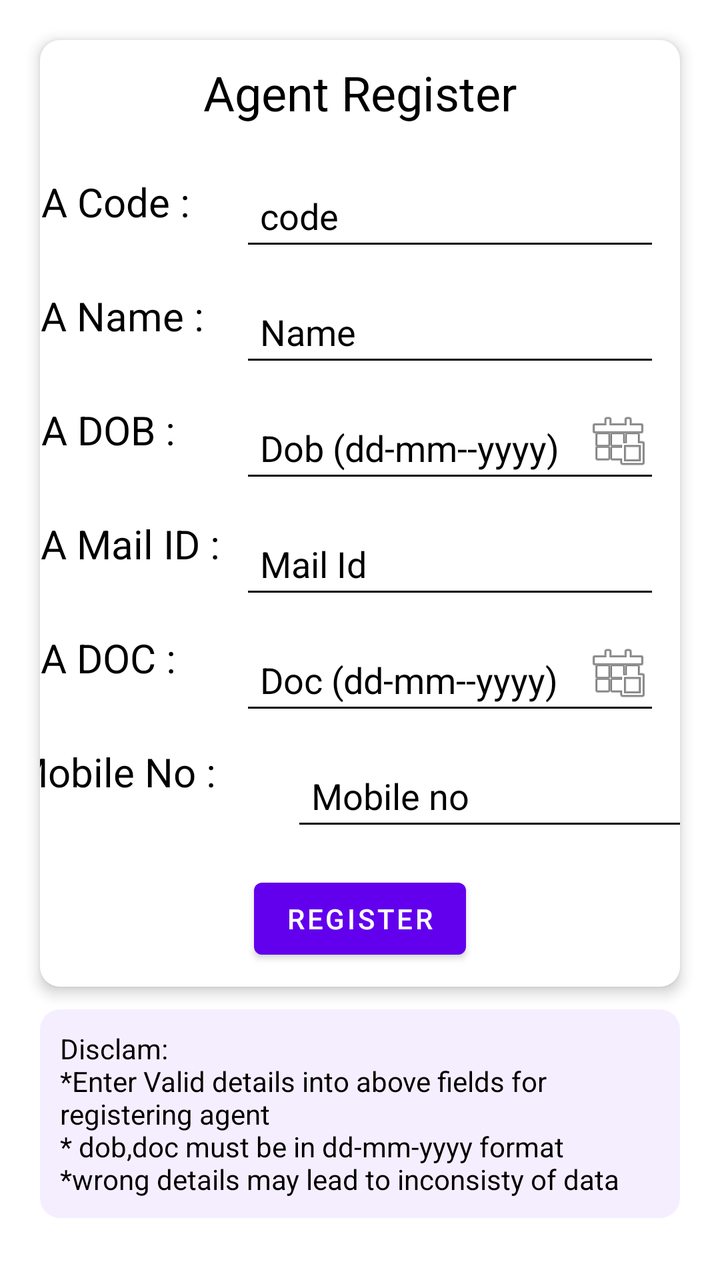
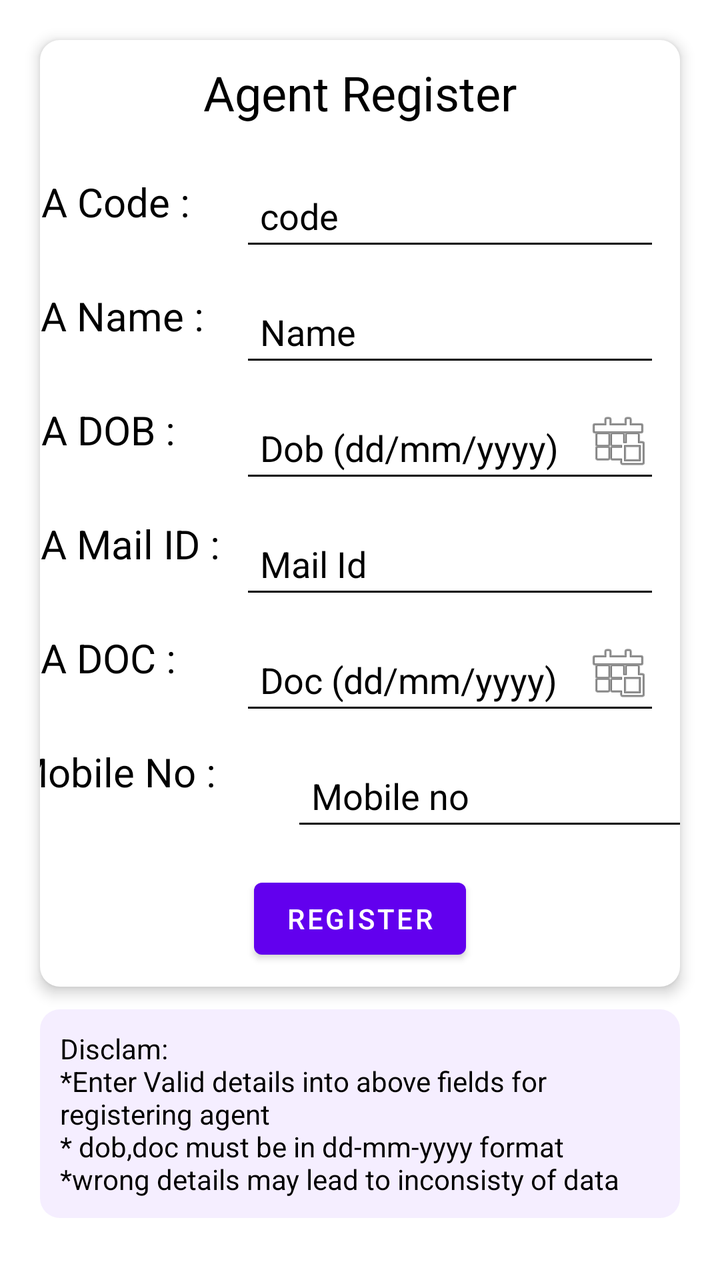

Compare the two renders of this Android layout. The source of the first and the diff that turns it into the second are given below.
<!-- AndroidManifest.xml: application theme Theme.Master -->
<!-- res/layout/agent_details_frame.xml -->
<?xml version="1.0" encoding="utf-8"?>
<androidx.constraintlayout.widget.ConstraintLayout xmlns:android="http://schemas.android.com/apk/res/android"
    xmlns:app="http://schemas.android.com/apk/res-auto"
    xmlns:tools="http://schemas.android.com/tools"
    android:layout_width="match_parent"
    android:layout_height="match_parent">

    <androidx.constraintlayout.widget.ConstraintLayout
        android:id="@+id/constraintLayout"
        android:layout_width="match_parent"
        android:layout_height="wrap_content"
        android:layout_marginStart="20dp"
        android:layout_marginTop="20dp"
        android:layout_marginEnd="20dp"
        android:background="@drawable/white_back"
        android:elevation="4dp"
        app:layout_constraintEnd_toEndOf="parent"
        app:layout_constraintHorizontal_bias="1.0"
        app:layout_constraintStart_toStartOf="parent"
        app:layout_constraintTop_toTopOf="parent">

        <TextView
            android:id="@+id/textView14"
            android:layout_width="wrap_content"
            android:layout_height="wrap_content"
            android:layout_marginTop="10dp"
            android:text="Agent Register"
            android:textColor="@color/black"
            android:textSize="24sp"
            app:layout_constraintEnd_toEndOf="parent"
            app:layout_constraintStart_toStartOf="parent"
            app:layout_constraintTop_toTopOf="parent" />

        <TextView
            android:id="@+id/IA_code"
            android:layout_width="wrap_content"
            android:layout_height="wrap_content"
            android:layout_marginStart="20dp"
            android:layout_marginTop="25dp"
            android:layout_marginEnd="51dp"
            android:text="IA Code :"
            android:textColor="@color/black"
            android:textSize="20sp"
            app:layout_constraintEnd_toStartOf="@+id/code"
            app:layout_constraintStart_toStartOf="parent"
            app:layout_constraintTop_toBottomOf="@+id/textView14" />

        <TextView
            android:id="@+id/textView3"
            android:layout_width="wrap_content"
            android:layout_height="wrap_content"
            android:layout_marginStart="20dp"
            android:layout_marginTop="30dp"
            android:layout_marginEnd="44dp"
            android:text="IA Name :"
            android:textColor="@color/black"
            android:textSize="20sp"
            app:layout_constraintEnd_toStartOf="@+id/name"
            app:layout_constraintStart_toStartOf="parent"
            app:layout_constraintTop_toBottomOf="@+id/IA_code" />

        <TextView
            android:id="@+id/textView4"
            android:layout_width="wrap_content"
            android:layout_height="wrap_content"
            android:layout_marginStart="20dp"
            android:layout_marginTop="30dp"
            android:layout_marginEnd="58dp"
            android:text="IA DOB :"
            android:textColor="@color/black"
            android:textSize="20sp"
            app:layout_constraintEnd_toStartOf="@+id/dob"
            app:layout_constraintStart_toStartOf="parent"
            app:layout_constraintTop_toBottomOf="@+id/textView3" />

        <TextView
            android:id="@+id/textView10"
            android:layout_width="wrap_content"
            android:layout_height="wrap_content"
            android:layout_marginStart="20dp"
            android:layout_marginTop="30dp"
            android:layout_marginEnd="58dp"
            android:text="IA DOC :"
            android:textColor="@color/black"
            android:textSize="20sp"
            app:layout_constraintEnd_toStartOf="@+id/doc"
            app:layout_constraintStart_toStartOf="parent"
            app:layout_constraintTop_toBottomOf="@+id/textView12" />

        <EditText
            android:id="@+id/doc"
            android:layout_width="wrap_content"
            android:layout_height="48dp"
            android:layout_marginEnd="10dp"
            android:backgroundTint="@color/black"
            android:ems="10"
            android:hint="Doc (dd-mm--yyyy)"
            android:inputType="date"
            android:paddingStart="10dp"
            android:textColor="@color/black"
            android:textColorHint="#FF000000"
            app:layout_constraintBottom_toTopOf="@+id/phno"
            app:layout_constraintEnd_toEndOf="parent"
            app:layout_constraintTop_toBottomOf="@+id/mail" />

        <EditText
            android:id="@+id/code"
            android:layout_width="wrap_content"
            android:layout_height="48dp"
            android:layout_marginTop="20dp"
            android:layout_marginEnd="10dp"
            android:layout_marginBottom="10dp"
            android:backgroundTint="#FF000000"
            android:ems="10"
            android:hint="code"
            android:inputType="textPersonName"
            android:paddingStart="10dp"
            android:textColor="@color/black"
            android:textColorHint="@color/black"
            app:layout_constraintBottom_toTopOf="@+id/name"
            app:layout_constraintEnd_toEndOf="parent"
            app:layout_constraintTop_toBottomOf="@+id/textView14" />

        <EditText
            android:id="@+id/name"
            android:layout_width="wrap_content"
            android:layout_height="48dp"
            android:layout_marginEnd="10dp"
            android:backgroundTint="#FF000000"
            android:ems="10"
            android:hint="Name"
            android:inputType="textPersonName"
            android:paddingStart="10dp"
            android:textColor="@color/black"
            android:textColorHint="@color/black"
            app:layout_constraintBottom_toTopOf="@+id/dob"
            app:layout_constraintEnd_toEndOf="parent"
            app:layout_constraintTop_toBottomOf="@+id/code" />

        <EditText
            android:id="@+id/dob"
            android:layout_width="wrap_content"
            android:layout_height="48dp"
            android:layout_marginTop="10dp"
            android:layout_marginEnd="10dp"
            android:layout_marginBottom="10dp"
            android:backgroundTint="@color/black"
            android:ems="10"
            android:hint="Dob (dd-mm--yyyy)"
            android:inputType="date"
            android:paddingStart="10dp"
            android:textColor="@color/black"
            android:textColorHint="@color/black"
            app:layout_constraintBottom_toTopOf="@+id/mail"
            app:layout_constraintEnd_toEndOf="parent"
            app:layout_constraintTop_toBottomOf="@+id/name" />

        <TextView
            android:id="@+id/textView13"
            android:layout_width="wrap_content"
            android:layout_height="wrap_content"
            android:layout_marginStart="12dp"
            android:layout_marginTop="30dp"
            android:layout_marginEnd="38dp"
            android:text="Mobile No :"
            android:textColor="@color/black"
            android:textSize="20sp"
            app:layout_constraintEnd_toStartOf="@+id/phno"
            app:layout_constraintStart_toStartOf="parent"
            app:layout_constraintTop_toBottomOf="@+id/textView10" />

        <TextView
            android:id="@+id/textView12"
            android:layout_width="wrap_content"
            android:layout_height="wrap_content"
            android:layout_marginStart="20dp"
            android:layout_marginTop="30dp"
            android:layout_marginEnd="36dp"
            android:text="IA Mail ID :"
            android:textColor="@color/black"
            android:textSize="20sp"
            app:layout_constraintEnd_toStartOf="@+id/mail"
            app:layout_constraintStart_toStartOf="parent"
            app:layout_constraintTop_toBottomOf="@+id/textView4" />

        <EditText
            android:id="@+id/mail"
            android:layout_width="wrap_content"
            android:layout_height="48dp"
            android:layout_marginEnd="10dp"
            android:layout_marginBottom="10dp"
            android:backgroundTint="@color/black"
            android:ems="10"
            android:hint="Mail Id"
            android:inputType="textEmailAddress"
            android:paddingStart="10dp"
            android:textColor="@color/black"
            android:textColorHint="@color/black"
            app:layout_constraintBottom_toTopOf="@+id/doc"
            app:layout_constraintEnd_toEndOf="parent"
            app:layout_constraintTop_toBottomOf="@+id/dob" />

        <Button
            android:id="@+id/button"
            android:layout_width="wrap_content"
            android:layout_height="wrap_content"
            android:layout_marginTop="15dp"
            android:layout_marginBottom="10dp"
            android:text="Register"
            app:layout_constraintBottom_toBottomOf="parent"
            app:layout_constraintEnd_toEndOf="parent"
            app:layout_constraintStart_toStartOf="parent"
            app:layout_constraintTop_toBottomOf="@+id/phno" />

        <EditText
            android:id="@+id/phno"
            android:layout_width="wrap_content"
            android:layout_height="48dp"
            android:layout_marginTop="10dp"
            android:layout_marginEnd="10dp"
            android:backgroundTint="@color/black"
            android:ems="10"
            android:hint="Mobile no"
            android:inputType="textPersonName"
            android:paddingStart="10dp"
            android:textColor="@color/black"
            android:textColorHint="@color/black"
            app:layout_constraintEnd_toEndOf="parent"
            app:layout_constraintStart_toEndOf="@+id/textView13"
            app:layout_constraintTop_toBottomOf="@+id/doc" />

        <ImageView
            android:id="@+id/imageView2"
            android:layout_width="wrap_content"
            android:layout_height="wrap_content"
            android:layout_marginTop="5dp"
            android:layout_marginEnd="5dp"
            app:layout_constraintBottom_toBottomOf="@+id/dob"
            app:layout_constraintEnd_toEndOf="@+id/dob"
            app:layout_constraintTop_toBottomOf="@+id/name"
            app:srcCompat="@android:drawable/ic_menu_today" />

        <ImageView
            android:id="@+id/imageView8"
            android:layout_width="wrap_content"
            android:layout_height="wrap_content"
            android:layout_marginEnd="5dp"
            android:layout_marginBottom="5dp"
            app:layout_constraintBottom_toBottomOf="@+id/doc"
            app:layout_constraintEnd_toEndOf="@+id/doc"
            app:layout_constraintTop_toTopOf="@+id/doc"
            app:srcCompat="@android:drawable/ic_menu_today" />

    </androidx.constraintlayout.widget.ConstraintLayout>

    <TextView
        android:id="@+id/textView16"
        android:layout_width="320dp"
        android:layout_height="wrap_content"
        android:layout_marginBottom="20dp"
        android:background="@drawable/button_back"
        android:padding="10dp"
        android:text="@string/disclame"
        android:textColor="@color/black"
        app:layout_constraintBottom_toBottomOf="parent"
        app:layout_constraintEnd_toEndOf="parent"
        app:layout_constraintStart_toStartOf="parent"
        app:layout_constraintTop_toBottomOf="@+id/constraintLayout" />

</androidx.constraintlayout.widget.ConstraintLayout>
<!-- resources referenced by this layout -->
<resources>
  <color name="black">#FF000000</color>
  <!-- drawable button_back (drawable) -->
  <?xml version="1.0" encoding="utf-8"?>
  <shape xmlns:android="http://schemas.android.com/apk/res/android"
      android:shape="rectangle">
      <solid android:color="#F5EEFF"/>
      <corners android:radius="10dp"/>
  
  </shape>
  <!-- drawable white_back (drawable) -->
  <?xml version="1.0" encoding="utf-8"?>
  <shape xmlns:android="http://schemas.android.com/apk/res/android"
      android:shape="rectangle">
      <solid android:color="#ffffff"/>
      <corners android:radius="10sp"/>
  </shape>
  <string name="disclame">Disclam:\n*Enter Valid details into above fields for registering agent\n* dob,doc must be in dd-mm-yyyy format\n*wrong details may lead to inconsisty of data</string>
  <style name="Theme.Master" parent="Theme.MaterialComponents.DayNight.DarkActionBar">
          
          <item name="colorPrimary">@color/purple_500</item>
          <item name="colorPrimaryVariant">@color/purple_700</item>
          <item name="colorOnPrimary">@color/white</item>
          
          <item name="colorSecondary">@color/teal_200</item>
          <item name="colorSecondaryVariant">@color/teal_700</item>
          <item name="colorOnSecondary">@color/black</item>
          
          <item name="android:statusBarColor">?attr/colorPrimaryVariant</item>
          
      </style>
  <color name="purple_500">#FF6200EE</color>
  <color name="purple_700">#FF3700B3</color>
  <color name="white">#FFFFFFFF</color>
  <color name="teal_200">#FF03DAC5</color>
  <color name="teal_700">#FF018786</color>
</resources>

<!-- the commit's change to res/layout/agent_details_frame.xml (unified diff, before → after) -->
@@ -94,7 +94,7 @@
             android:layout_marginEnd="10dp"
             android:backgroundTint="@color/black"
             android:ems="10"
-            android:hint="Doc (dd-mm--yyyy)"
+            android:hint="Doc (dd/mm/yyyy)"
             android:inputType="date"
             android:paddingStart="10dp"
             android:textColor="@color/black"
@@ -146,7 +146,7 @@
             android:layout_marginBottom="10dp"
             android:backgroundTint="@color/black"
             android:ems="10"
-            android:hint="Dob (dd-mm--yyyy)"
+            android:hint="Dob (dd/mm/yyyy)"
             android:inputType="date"
             android:paddingStart="10dp"
             android:textColor="@color/black"
